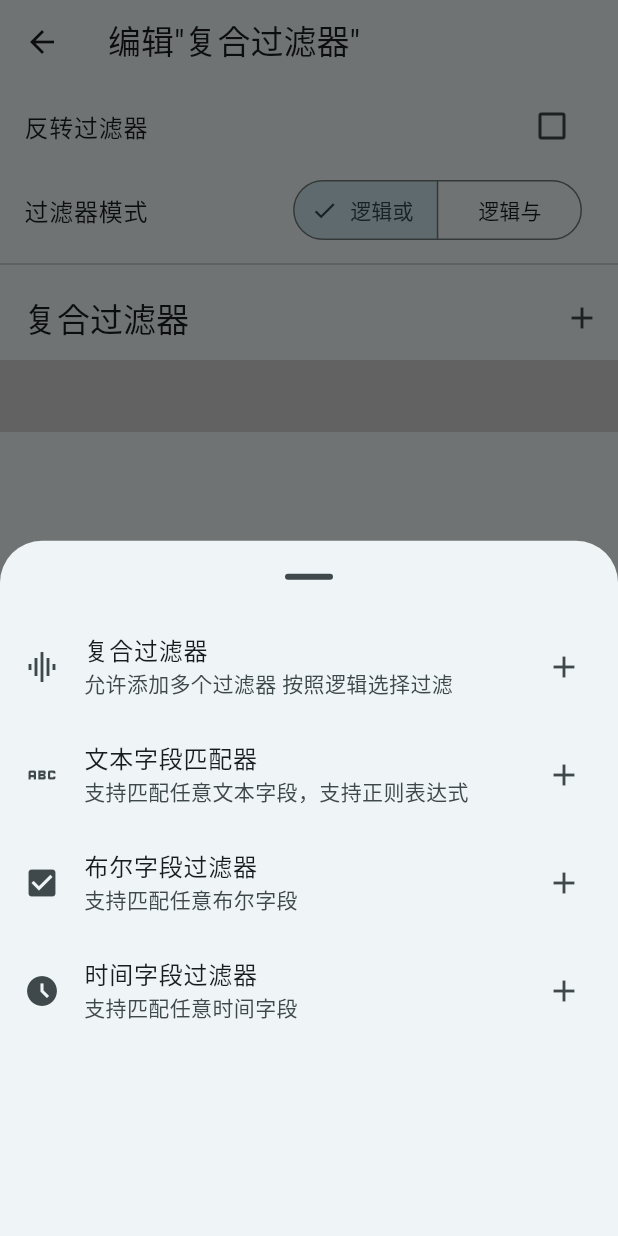
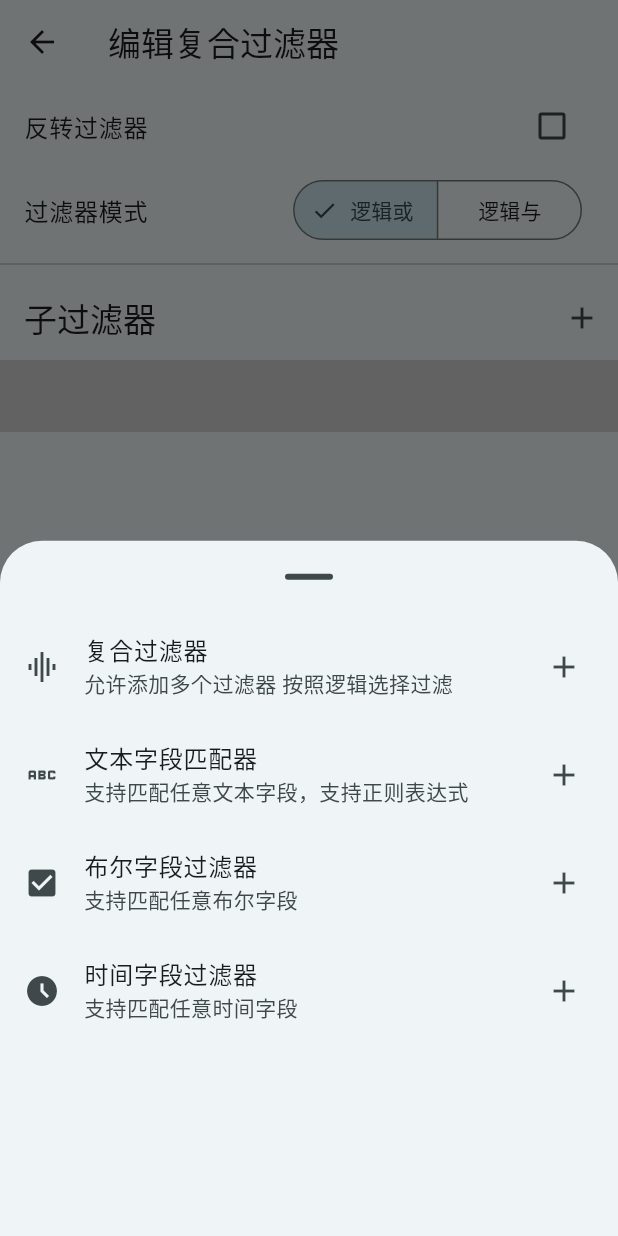
Before and after one commit to Acer-482/concise_note_pad, a Flutter app: the FilterFieldEditPage screen opened directly with empty values, after a tap on the "add" icon, on a phone screen of 412 x 824 dp. Run offline on Flutter 3.47's test engine with Material 3 defaults, Android fonts, the phone set to English and light mode, and no system bars; our stand-ins replace animated_list_plus, flutter_colorpicker, flutter_slidable, package_info_plus, toastification; statements that could not run were skipped.

Commit message:
Optimized tag content (more reasonable) Set the return function for the skeleton floating button of the FilterFieldEditPage

```diff
--- a/lib/features/filters/widgets/pages/filter_edit_page.dart
+++ b/lib/features/filters/widgets/pages/filter_edit_page.dart
@@ -23,13 +23,12 @@ class _FilterFieldEditPageState extends State<FilterFieldEditPage> {
   @override
   Widget build(BuildContext context) {
     return Scaffold(
-      appBar: AppBar(title: Text('编辑"${widget.filter.displayName}"')),
+      appBar: AppBar(title: Text('编辑${widget.filter.displayName}')),
       body: _buildBody(),
       floatingActionButton: FloatingActionButton.extended(
-        onPressed: () {},
-        tooltip: '确定',
+        onPressed: () => Navigator.pop(context),
         icon: const Icon(Icons.check),
-        label: Text('确定'),
+        label: Text('确定并返回'),
       ),
     );
   }
@@ -87,7 +86,7 @@ class _FilterFieldEditPageState extends State<FilterFieldEditPage> {
   Widget _buildCompositeFilterAppbar(CompositeFilter compositeFilter) {
     return SliverAppBar(
       automaticallyImplyLeading: false, // 禁止自动推断
-      title: Text(compositeFilter.displayName),
+      title: const Text('子过滤器'),
       actions: _buildCompositeFilterAppbarActions(compositeFilter),
     );
   }
```
